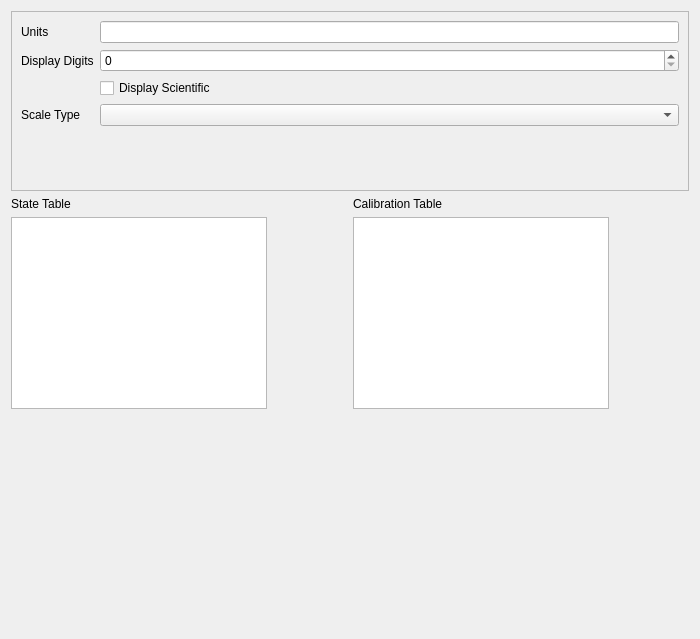
This is linuxnano/views/AnalogInputEditor.ui in wrightsh/LinuxNano as Qt 5 draws it before an edit. The edited form follows.
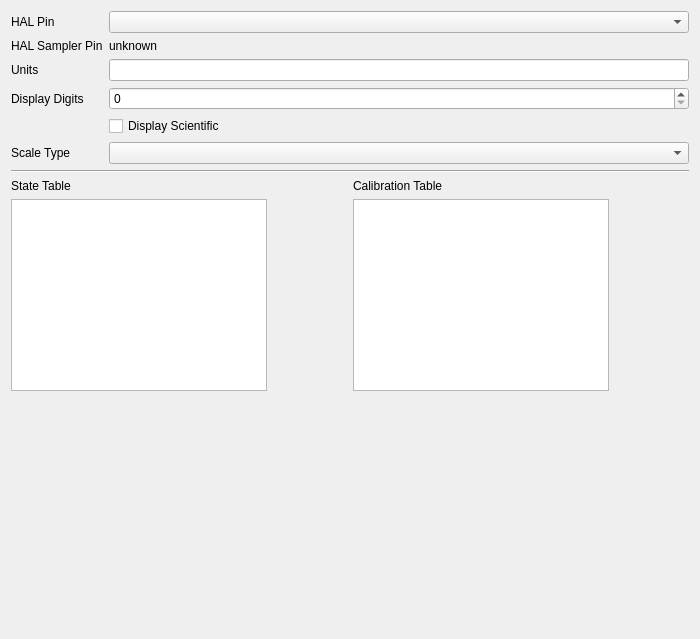
This is the edited form. Custom widgets are drawn as their Qt base class.

```diff
--- a/linuxnano/views/AnalogInputEditor.ui
+++ b/linuxnano/views/AnalogInputEditor.ui
@@ -15,43 +15,28 @@
   </property>
   <layout class="QVBoxLayout" name="verticalLayout">
    <item>
-    <widget class="QScrollArea" name="scrollArea">
-     <property name="widgetResizable">
-      <bool>true</bool>
-     </property>
-     <widget class="QWidget" name="scrollAreaWidgetContents">
-      <property name="geometry">
-       <rect>
-        <x>0</x>
-        <y>0</y>
-        <width>674</width>
-        <height>173</height>
-       </rect>
-      </property>
-      <layout class="QVBoxLayout" name="verticalLayout_2">
-       <item>
         <layout class="QFormLayout" name="formLayout">
          <property name="fieldGrowthPolicy">
           <enum>QFormLayout::AllNonFixedFieldsGrow</enum>
          </property>
-         <item row="1" column="0">
+     <item row="3" column="0">
           <widget class="QLabel" name="label_5">
            <property name="text">
             <string>Units</string>
            </property>
           </widget>
          </item>
-         <item row="1" column="1">
+     <item row="3" column="1">
           <widget class="QLineEdit" name="ui_units"/>
          </item>
-         <item row="2" column="0">
+     <item row="4" column="0">
           <widget class="QLabel" name="label_6">
            <property name="text">
             <string>Display Digits</string>
            </property>
           </widget>
          </item>
-         <item row="2" column="1">
+     <item row="4" column="1">
           <widget class="QSpinBox" name="ui_display_digits">
            <property name="focusPolicy">
             <enum>Qt::StrongFocus</enum>
@@ -61,31 +46,58 @@
            </property>
           </widget>
          </item>
-         <item row="3" column="1">
+     <item row="5" column="1">
           <widget class="QCheckBox" name="ui_display_scientific">
            <property name="text">
             <string>Display Scientific</string>
            </property>
           </widget>
          </item>
-         <item row="4" column="0">
+     <item row="6" column="0">
           <widget class="QLabel" name="label_7">
            <property name="text">
             <string>Scale Type</string>
            </property>
           </widget>
          </item>
-         <item row="4" column="1">
+     <item row="6" column="1">
           <widget class="QComboBox" name="ui_scale_type">
            <property name="focusPolicy">
             <enum>Qt::StrongFocus</enum>
            </property>
           </widget>
          </item>
-        </layout>
-       </item>
-      </layout>
-     </widget>
+     <item row="1" column="1">
+      <widget class="QComboBox" name="ui_hal_pin"/>
+     </item>
+     <item row="1" column="0">
+      <widget class="QLabel" name="label_2">
+       <property name="text">
+        <string>HAL Pin</string>
+       </property>
+      </widget>
+     </item>
+     <item row="2" column="0">
+      <widget class="QLabel" name="label_4">
+       <property name="text">
+        <string>HAL Sampler Pin</string>
+       </property>
+      </widget>
+     </item>
+     <item row="2" column="1">
+      <widget class="QLabel" name="ui_hal_sampler_pin">
+       <property name="text">
+        <string>unknown</string>
+       </property>
+      </widget>
+     </item>
+    </layout>
+   </item>
+   <item>
+    <widget class="Line" name="line">
+     <property name="orientation">
+      <enum>Qt::Horizontal</enum>
+     </property>
     </widget>
    </item>
    <item>
@@ -102,7 +114,7 @@
        <item>
         <widget class="AnalogStateTableView" name="ui_state_table">
          <property name="sizePolicy">
-          <sizepolicy hsizetype="Minimum" vsizetype="Minimum">
+          <sizepolicy hsizetype="MinimumExpanding" vsizetype="MinimumExpanding">
            <horstretch>0</horstretch>
            <verstretch>0</verstretch>
           </sizepolicy>
@@ -149,7 +161,7 @@
        <item>
         <widget class="CalibrationTableView" name="ui_calibration_table">
          <property name="sizePolicy">
-          <sizepolicy hsizetype="Expanding" vsizetype="Minimum">
+          <sizepolicy hsizetype="MinimumExpanding" vsizetype="MinimumExpanding">
            <horstretch>0</horstretch>
            <verstretch>0</verstretch>
           </sizepolicy>
```
Lines whose indentation alone changed are shown as unchanged.
